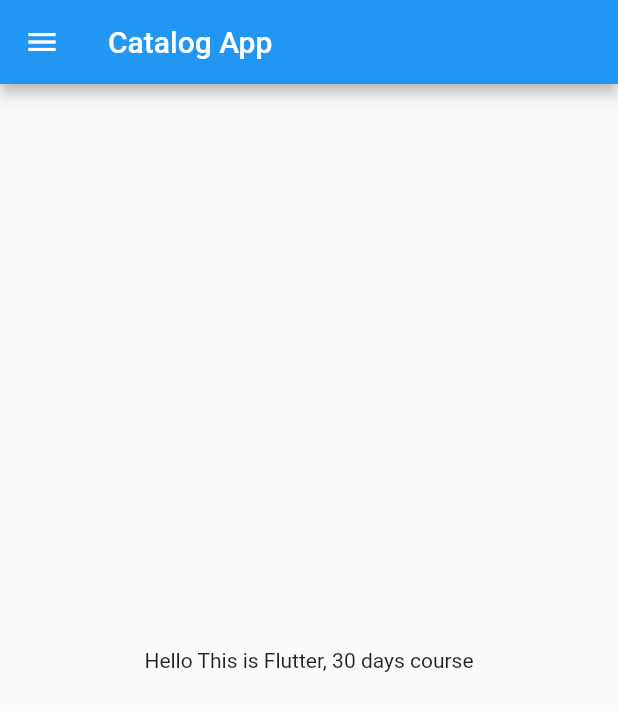
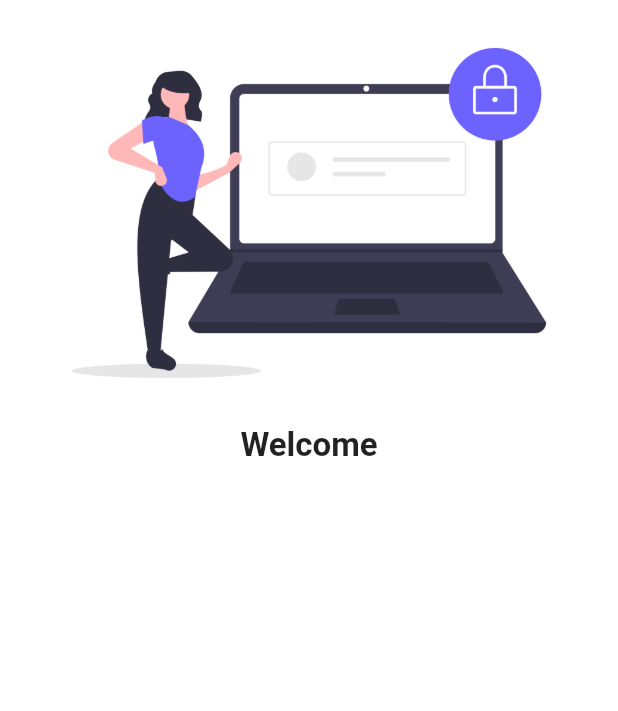
Before and after one commit to rencrypter/flutter, a Flutter app: the screen it shows after launch, on a phone screen of 412 x 824 dp. Shown: the top 711 px of the screen. Run offline on Flutter 3.47's test engine with Material 2 defaults, Android fonts, the phone set to English and light mode, and no system bars.

```diff
--- a/lib/home_page.dart
+++ /dev/null
@@ -1,23 +0,0 @@
-import 'package:flutter/material.dart';
-
-class homePage extends StatelessWidget {
-  const homePage({Key? key}) : super(key: key);
-  final int days = 30;
-
-  @override
-  Widget build(BuildContext context) {
-    return Scaffold(
-      appBar: AppBar(
-        title: Text("Catalog App"),
-      ),
-      body: Material(
-        child: Center(
-          child: Container(
-            child: Text("Hello This is Flutter, $days days course"),
-          ),
-        ),
-      ),
-      drawer: Drawer(),
-    );
-  }
-}
--- a/lib/main.dart
+++ b/lib/main.dart
@@ -1,4 +1,8 @@
-import 'package:first_app/home_page.dart';
+import 'package:first_app/pages/Button.dart';
+import 'package:first_app/pages/Scroll.dart';
+import 'package:first_app/pages/colomn.dart';
+import 'package:first_app/pages/home_page.dart';
+import 'package:first_app/pages/login_page.dart';
 import 'package:flutter/material.dart';
 
 void main() {
@@ -11,7 +15,18 @@ class MyApp extends StatelessWidget {
   @override
   Widget build(BuildContext context) {
     return MaterialApp(
-      home: homePage(),
+      themeMode: ThemeMode.light,
+      darkTheme: ThemeData(
+        brightness: Brightness.dark,
+      ),
+      theme: ThemeData(primarySwatch: Colors.orange),
+      routes: {
+        "/":(context) => LoginPage(),
+        "/home": (context) => HomePage(),
+        "/button":(context) => Button(),
+        "/col":(context) => colomn(),
+        "/scroll":(context)=>Scroll(),
+      },
     );
   }
 }
--- /dev/null
+++ b/lib/pages/login_page.dart
@@ -0,0 +1,23 @@
+import 'package:flutter/material.dart';
+
+class LoginPage extends StatelessWidget {
+
+  @override
+  Widget build(BuildContext context) {
+    return Material(
+      color: Colors.white,
+      child: Column(
+        children: [
+          Image.asset("assets/images/login_i.png", fit: BoxFit.cover,),
+          Text("Welcome",style: TextStyle(
+            fontSize: 22,
+            fontWeight: FontWeight.bold,
+          ),
+          )
+
+        ],
+      )
+    );
+
+  }
+}
--- a/pubspec.yaml
+++ b/pubspec.yaml
@@ -60,8 +60,8 @@ flutter:
   uses-material-design: true
 
   # To add assets to your application, add an assets section, like this:
-  # assets:
-  #   - images/a_dot_burr.jpeg
+  assets:
+  - assets/images/login_i.png
   #   - images/a_dot_ham.jpeg
 
   # An image asset can refer to one or more resolution-specific "variants", see
```
Also changed, not shown: lib/pages/Button.dart (added, +22 -0 lines), lib/pages/Scroll.dart (added, +75 -0 lines), lib/pages/colomn.dart (added, +36 -0 lines), lib/pages/home_page.dart (added, +32 -0 lines), lib/practice.dart (added, +71 -0 lines), assets/images/login_i.png (added).
